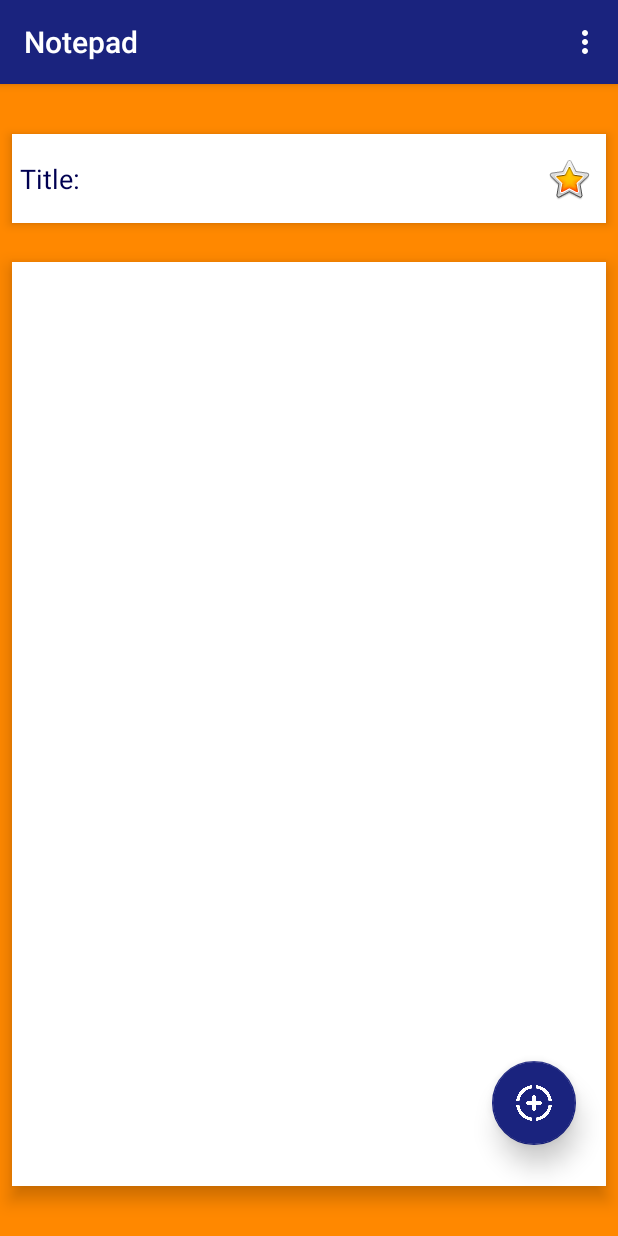
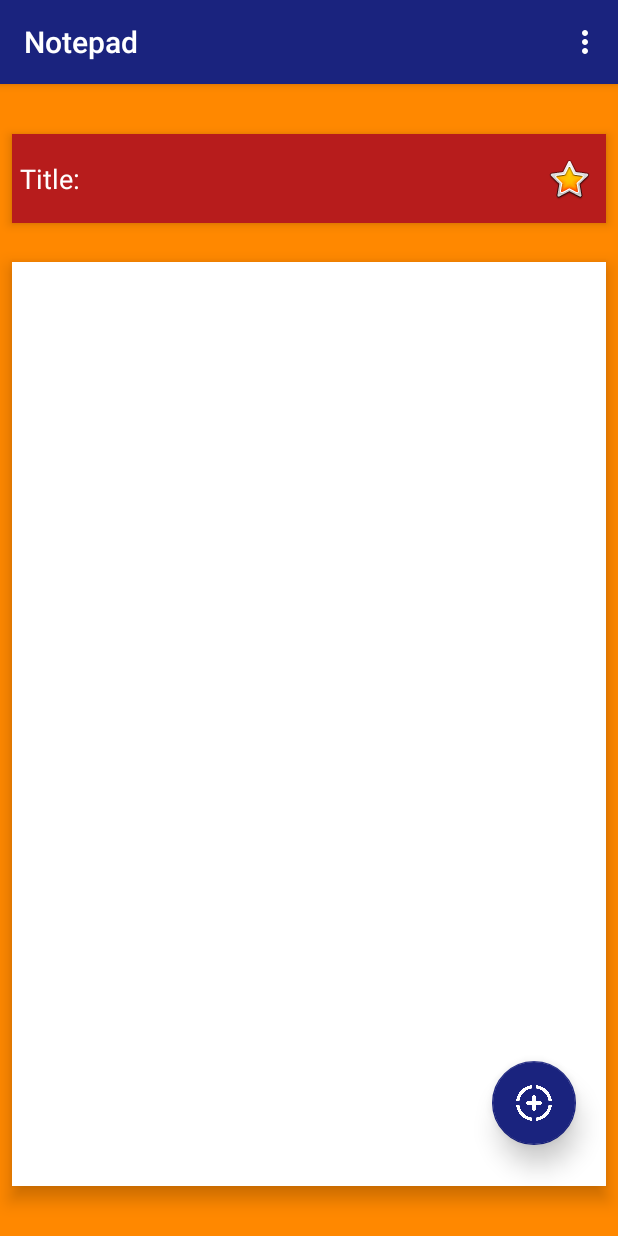
Before and after one commit to samuelvangara/Notepad, an Android app: the screen it shows after launch (NotepadHome), after a tap on an icon or button, on a phone screen of 412 x 824 dp. Run offline under Robolectric (Android 15) with nearby library versions, the phone set to English and light mode, and no system bars; 1 statement that could not run was skipped; 2 other taps on this screen came first.

Commit message:
Important Flag save

```diff
--- a/app/src/main/java/raptorcorp/notepad/NotepadHome.java
+++ b/app/src/main/java/raptorcorp/notepad/NotepadHome.java
@@ -34,14 +34,15 @@ import java.util.Locale;
 
 public class NotepadHome extends AppCompatActivity {
 
-    private static EditText notes,title;
-    private static FloatingActionButton mainFab,saveFab,shareFab,deleteFab;
+    private EditText notes,title;
+    private FloatingActionButton mainFab,saveFab,shareFab,deleteFab;
     private static Boolean isFabOpen = false;
     private static Animation fab_open, fab_close, rotate_forward, rotate_backward;
-    private static Intent shareIntent;
-    private static ImageView importantOffButton,importantOnButton;
+    private Intent shareIntent;
+    private ImageView importantOffButton,importantOnButton;
     private static String notesData,titleData;
-    private static boolean importantEnabled = false;
+    int importantEnabled;
+    SQLiteDatabase sqLiteDatabase;
     private static File path = Environment.getExternalStoragePublicDirectory(Environment.DIRECTORY_DOWNLOADS);
     private static final int LOCK_REQUEST_CODE = 221;
     private static final int SECURITY_SETTING_REQUEST_CODE = 233;
@@ -63,26 +64,29 @@ public class NotepadHome extends AppCompatActivity {
         saveFab = findViewById(R.id.saveFab);
         shareFab = findViewById(R.id.shareFab);
         deleteFab = findViewById(R.id.deleteFab);
-        if(importantEnabled) {
-            authenticateApp();
-        }
+
          /**Requesting external storage permission.*/
         int check = ActivityCompat.checkSelfPermission(this, Manifest.permission.WRITE_EXTERNAL_STORAGE);
-        if (check == PackageManager.PERMISSION_GRANTED) {
-        } else {
+        if (check != PackageManager.PERMISSION_GRANTED) {
             int PERMISSION_ALL = 1;
             String[] PERMISSIONS = {Manifest.permission.WRITE_EXTERNAL_STORAGE};
             ActivityCompat.requestPermissions(NotepadHome.this, PERMISSIONS, PERMISSION_ALL);
         }
 
-         /**Database Creation Start*/
-        final SQLiteDatabase sqLiteDatabase;
+         /**Database Creation.*/
         sqLiteDatabase = openOrCreateDatabase("Notepad.db", Context.MODE_PRIVATE, null);
         sqLiteDatabase.setVersion(1);
         sqLiteDatabase.setLocale(Locale.getDefault());
-        sqLiteDatabase.execSQL("CREATE TABLE IF NOT EXISTS TitleAndNotes(title VARCHAR , notes VARCHAR);");
-        Cursor titleCursor = sqLiteDatabase.rawQuery("Select title from TitleAndNotes", null);
-        Cursor notesCursor = sqLiteDatabase.rawQuery("Select notes from TitleAndNotes", null);
+        sqLiteDatabase.execSQL("CREATE TABLE IF NOT EXISTS TitleNotes(title VARCHAR , notes VARCHAR , importantEnabled VARCHAR);");
+        Cursor titleCursor = sqLiteDatabase.rawQuery("Select title from TitleNotes", null);
+        Cursor notesCursor = sqLiteDatabase.rawQuery("Select notes from TitleNotes", null);
+        Cursor importantEnabledCursor = sqLiteDatabase.rawQuery("Select importantEnabled from TitleNotes", null);
+        if (importantEnabledCursor.moveToFirst()) {
+            do{
+            importantEnabled = Integer.parseInt(importantEnabledCursor.getString(0));
+            } while (importantEnabledCursor.moveToNext());
+        }
+
         if (titleCursor.moveToFirst()) {
             do {
                 titleData = titleCursor.getString(0);
@@ -109,7 +113,7 @@ public class NotepadHome extends AppCompatActivity {
             public void onTextChanged(CharSequence charSequence, int i, int i1, int i2) {
                 titleData = title.getText().toString();
                 notesData = notes.getText().toString();
-                sqLiteDatabase.execSQL("INSERT INTO TitleAndNotes VALUES('" + titleData + "'" + "," + "'" + notesData + "');");
+                sqLiteDatabase.execSQL("INSERT INTO TitleNotes VALUES('" + titleData + "'" + "," + "'" + notesData + "'" + "," + "'" + importantEnabled + "'" + ");");
             }
 
             @Override
@@ -126,77 +130,103 @@ public class NotepadHome extends AppCompatActivity {
             public void onTextChanged(CharSequence charSequence, int i, int i1, int i2) {
                 titleData = title.getText().toString();
                 notesData = notes.getText().toString();
-                sqLiteDatabase.execSQL("INSERT INTO TitleAndNotes VALUES('" + titleData + "'" + "," + "'" + notesData + "');");
+                sqLiteDatabase.execSQL("INSERT INTO TitleNotes VALUES('" + titleData + "'" + "," + "'" + notesData + "'" + "," + "'" + importantEnabled + "'" +");");
             }
             @Override
             public void afterTextChanged(Editable editable) {
             }
         });
+
+        /** Important Enabled. */
+        if(importantEnabled == 1)
+        {
+            authenticateApp();
+            importantOffOnClick(findViewById(R.id.importantOff));
+        }
+        else {
+            importantOffOnClick(findViewById(R.id.importantOn));
+        }
     }
 
+    /** Important Off button functionality*/
+    @RequiresApi(api = Build.VERSION_CODES.LOLLIPOP)
+    public void importantOffOnClick(View view){
+        importantOffButton.setVisibility(View.INVISIBLE);
+        importantOnButton.setVisibility(View.VISIBLE);
+        importantOnButton.setClickable(true);
+        importantOffButton.setClickable(false);
+        title.setTranslationZ(-7);
+        title.setBackgroundColor(getResources().getColor(R.color.Red));
+        title.setHintTextColor(getResources().getColor(R.color.White));
+        title.setTextColor(getResources().getColor(R.color.White));
+        importantEnabled =1;
+        sqLiteDatabase.execSQL("INSERT INTO TitleNotes VALUES('" + titleData + "'" + "," + "'" + notesData + "'" + "," + "'" + importantEnabled + "'" +");");
+        Log.i("off",Integer.toString(importantEnabled));
+    }
+
+    /** Important On button functionality*/
+    @TargetApi(Build.VERSION_CODES.LOLLIPOP)
+    public void importantOnOnClick(View view){
+        importantOffButton.setVisibility(View.VISIBLE);
+        importantOnButton.setVisibility(View.INVISIBLE);
+        importantOffButton.setClickable(true);
+        importantOnButton.setClickable(false);
+        title.setTranslationZ(0);
+        title.setBackgroundColor(getResources().getColor(R.color.White));
+        title.setHintTextColor(getResources().getColor(R.color.colorPrimaryDark));
+        title.setTextColor(getResources().getColor(R.color.Black));
+        importantEnabled = 0;
+        sqLiteDatabase.execSQL("INSERT INTO TitleNotes VALUES('" + titleData + "'" + "," + "'" + notesData + "'" + "," + "'" + importantEnabled + "'" +");");
+        Log.i("on",Integer.toString(importantEnabled));
+    }
+
+    /** Fingerprint authentication. */
     private void authenticateApp() {
         KeyguardManager keyguardManager = (KeyguardManager) getSystemService(KEYGUARD_SERVICE);
         if (Build.VERSION.SDK_INT >= Build.VERSION_CODES.LOLLIPOP) {
-            //Create an intent to open device screen lock screen to authenticate
-            //Pass the Screen Lock screen Title and Description
             Intent i = keyguardManager.createConfirmDeviceCredentialIntent(getResources().getString(R.string.unlock), getResources().getString(R.string.confirm_pattern));
             try {
-                //Start activity for result
                 startActivityForResult(i, LOCK_REQUEST_CODE);
             } catch (Exception e) {
-
-                //If some exception occurs means Screen lock is not set up please set screen lock
-                //Open Security screen directly to enable patter lock
                 Intent intent = new Intent(Settings.ACTION_SECURITY_SETTINGS);
+                Toast.makeText(this, getResources().getString(R.string.setting_label), Toast.LENGTH_SHORT).show();
                 try {
-
-                    //Start activity for result
                     startActivityForResult(intent, SECURITY_SETTING_REQUEST_CODE);
-                } catch (Exception ex) {
-
-                }
+                } catch (Exception ex) {}
             }
         }
     }
 
+    /** method to return the result of the authentication. */
     @Override
     protected void onActivityResult(int requestCode, int resultCode, Intent data) {
         super.onActivityResult(requestCode, resultCode, data);
         switch (requestCode) {
             case LOCK_REQUEST_CODE:
                 if (resultCode == RESULT_OK) {
-
+                    Toast.makeText(this, getResources().getString(R.string.unlock_success), Toast.LENGTH_SHORT).show();
                 } else {
+                    Toast.makeText(this, getResources().getString(R.string.unlock_failed), Toast.LENGTH_SHORT).show();
                 }
                 break;
             case SECURITY_SETTING_REQUEST_CODE:
-                //When user is enabled Security settings then we don't get any kind of RESULT_OK
-                //So we need to check whether device has enabled screen lock or not
                 if (isDeviceSecure()) {
-                    //If screen lock enabled show toast and start intent to authenticate user
                     Toast.makeText(this, getResources().getString(R.string.device_is_secure), Toast.LENGTH_SHORT).show();
                     authenticateApp();
                 } else {
-                    //If screen lock is not enabled just update text
+                    Toast.makeText(this, getResources().getString(R.string.security_device_cancelled), Toast.LENGTH_SHORT).show();
                 }
-
                 break;
         }
     }
 
-    /**
-     * method to return whether device has screen lock enabled or not
-     **/
+    /** method to return whether device has screen lock enabled or not. */
     private boolean isDeviceSecure() {
         KeyguardManager keyguardManager = (KeyguardManager) getSystemService(KEYGUARD_SERVICE);
-
-        //this method only work whose api level is greater than or equal to Jelly_Bean (16)
         return Build.VERSION.SDK_INT >= Build.VERSION_CODES.JELLY_BEAN && keyguardManager.isKeyguardSecure();
-
-        //You can also use keyguardManager.isDeviceSecure(); but it requires API Level 23
-
     }
 
+    /** Delete Fab button functionality*/
     public void onDeleteFabClick(View view){
         if (isFabOpen) {
             mainFab.startAnimation(rotate_backward);
@@ -208,7 +238,7 @@ public class NotepadHome extends AppCompatActivity {
             deleteFab.setClickable(false);
             isFabOpen = false;
         }
-        if(importantEnabled == false){
+        if(importantEnabled==0){
             title.setText(null);
             notes.setText(null);
         } else {
@@ -217,32 +247,12 @@ public class NotepadHome extends AppCompatActivity {
 
     }
 
-    @RequiresApi(api = Build.VERSION_CODES.LOLLIPOP)
-    public void importantOffOnClick(View view){
-        importantOffButton.setVisibility(View.INVISIBLE);
-        importantOnButton.setVisibility(View.VISIBLE);
-        importantOnButton.setClickable(true);
-        importantOffButton.setClickable(false);
-        title.setTranslationZ(-7);
-        title.setTextColor(getResources().getColor(R.color.colorAccent));
-        importantEnabled =true;
-    }
-
-    @TargetApi(Build.VERSION_CODES.LOLLIPOP)
-    public void importantOnOnClick(View view){
-        importantOffButton.setVisibility(View.VISIBLE);
-        importantOnButton.setVisibility(View.INVISIBLE);
-        importantOffButton.setClickable(true);
-        importantOnButton.setClickable(false);
-        title.setTranslationZ(0);
-        title.setTextColor(getResources().getColor(R.color.Black));
-        importantEnabled = false;
-    }
-
+    /** Main Fab button functionality*/
     public void onMainFabClick(View view){
         animateFAB();
     }
 
+    /** Share Fab button functionality*/
     public void onShareFabClick(View view){
         if (isFabOpen) {
             mainFab.startAnimation(rotate_backward);
@@ -261,6 +271,7 @@ public class NotepadHome extends AppCompatActivity {
         startActivity(Intent.createChooser(shareIntent,"Share With: "));
     }
 
+    /** Save Fab button functionality*/
     public void onSaveFabClick(View view){
         try {
             if (isFabOpen) {
@@ -293,6 +304,7 @@ public class NotepadHome extends AppCompatActivity {
 
     }
 
+    /** Menu functionality*/
     @Override
     public boolean onCreateOptionsMenu(Menu menu){
         getMenuInflater().inflate(R.menu.menu_notepad_home,menu);
@@ -321,6 +333,7 @@ public class NotepadHome extends AppCompatActivity {
         return true;
     }
 
+    /** Fab Animations */
     public void animateFAB() {
         if (isFabOpen) {
             mainFab.startAnimation(rotate_backward);
--- a/app/src/main/res/values/colors.xml
+++ b/app/src/main/res/values/colors.xml
@@ -5,4 +5,5 @@
     <color name="colorAccent">#dd2c00</color>
     <color name="White">#FFFFFF</color>
     <color name="Black">#000000</color>
+    <color name="Red">#b71c1c</color>
 </resources>
--- a/app/src/main/res/values/strings.xml
+++ b/app/src/main/res/values/strings.xml
@@ -1,16 +1,10 @@
 <resources>
     <string name="app_name">Notepad</string>
-    <string name="title_fingerprint">One-touch Sign In</string>
-    <string name="desc_fingerprint">Please place your fingertip on the scanner to verify your identity</string>
-    <string name="note">(Fingerprint sign in makes your app login much faster. Your device should have at least one fingerprint registered in device settings)</string>
-    <string name="activity_home_desc">You have successfully logged in with fingerprint authentication</string>
-    <string name="activity_home_note">Close and re-open the app to see the fingerprint auth screen again</string>
     <string name="unlock">Unlock</string>
     <string name="confirm_pattern">Confirm your screen lock PIN,Pattern or Password</string>
     <string name="setting_label"><![CDATA[Please set the screen lock Manually by navigating to : Settings>Security.]]></string>
-    <string name="unlock_success">App is Unlocked successfully.</string>
-    <string name="unlock_failed">Failed to Unlock the app.</string>
-    <string name="device_is_secure">Device is now secure.</string>
-    <string name="security_device_cancelled">Device is not secure or user cancel the request.</string>
-    <string name="authenticate_again">Authenticate Again</string>
+    <string name="unlock_success">Notepad Unlocked successfully.</string>
+    <string name="unlock_failed">Failed to Unlock Notepad.</string>
+    <string name="device_is_secure">NotePad is now secure.</string>
+    <string name="security_device_cancelled">Notepad is not secure or user cancelled the request.</string>
 </resources>
```
